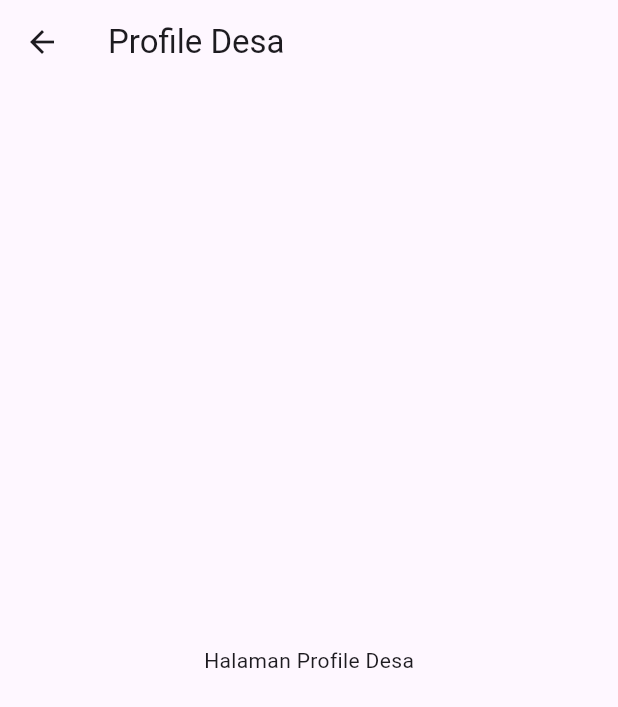
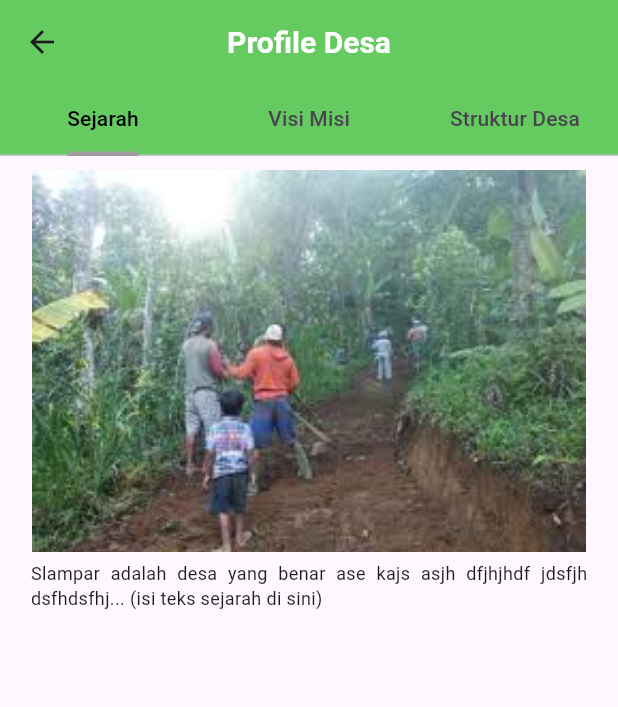
Before and after one commit to alapolaa/sipedes, a Flutter app: the ProfileDesa screen opened directly, on a phone screen of 412 x 824 dp. Shown: the top 707 px of the screen. Run offline on Flutter 3.47's test engine with Material 3 defaults, Android fonts, the phone set to English and light mode, and no system bars; our stand-ins replace carousel_slider, flutter_screenutil, flutter_spinkit, persistent_bottom_nav_bar.

Commit message:
sejarah selesai

```diff
--- a/lib/profile_desa/profile_desa.dart
+++ b/lib/profile_desa/profile_desa.dart
@@ -1,16 +1,50 @@
-import 'package:flutter/cupertino.dart';
 import 'package:flutter/material.dart';
+import 'package:flutter_screenutil/flutter_screenutil.dart';
+import 'package:sipedes/data/theme/theme.dart';
+import 'package:sipedes/profile_desa/sejarah/sejarah.dart';
+import 'package:sipedes/profile_desa/struktur_desa/struktur_desa.dart';
+import 'package:sipedes/profile_desa/visimisi/visimisi.dart';
 
 class ProfileDesa extends StatelessWidget {
   const ProfileDesa({super.key});
 
   @override
   Widget build(BuildContext context) {
-    return Scaffold(
-      appBar: AppBar(title: Text('Profile Desa'),
-      ),
-      body: Center(
-        child: Text("Halaman Profile Desa"),
+    return DefaultTabController(
+      length: 3,
+      child: Scaffold(
+        appBar: AppBar(
+          title: Text(
+            'Profile Desa',
+            style: AppFont.duapuluhbold.copyWith(
+              color: AppColor.white,
+            ),
+          ),
+          centerTitle: true,
+          backgroundColor: AppColor.appbar,
+          bottom: const TabBar(
+            labelColor: Colors.black,
+            indicatorColor: Colors.grey,
+            tabs: [
+              Tab(text: 'Sejarah'),
+              Tab(text: 'Visi Misi'),
+              Tab(text: 'Struktur Desa'),
+            ],
+          ),
+        ),
+        body: Padding(
+          padding: EdgeInsets.symmetric(
+            horizontal: 20.0.w,
+            vertical: 10.h,
+          ),
+          child: const TabBarView(
+            children: [
+              SejarahView(),
+              VisiMisiView(),
+              StrukturDesaView(),
+            ],
+          ),
+        ),
       ),
     );
   }
--- /dev/null
+++ b/lib/profile_desa/sejarah/sejarah.dart
@@ -0,0 +1,29 @@
+import 'package:flutter/cupertino.dart';
+import 'package:flutter_screenutil/flutter_screenutil.dart';
+import 'package:sipedes/data/extension/extension.dart';
+import 'package:sipedes/data/theme/theme.dart';
+
+class SejarahView extends StatelessWidget {
+  const SejarahView({super.key});
+
+  @override
+  Widget build(BuildContext context) {
+    return SingleChildScrollView(
+      child: Column(
+        children: [
+          Image.asset(
+            ImgString.gallery1,
+            fit: BoxFit.cover,
+            width: 360.w,
+            height: 270.h,
+          ),
+          6.0.height,
+          Text(
+            'Slampar adalah desa yang benar ase kajs asjh dfjhjhdf jdsfjh dsfhdsfhj... (isi teks sejarah di sini)',
+            textAlign: TextAlign.justify,style: AppFont.duabelas,
+          ),
+        ],
+      ),
+    );
+  }
+}
```
Also changed, not shown: lib/profile_desa/struktur_desa/struktur_desa.dart (added, +19 -0 lines), lib/profile_desa/visimisi/visimisi.dart (added, +19 -0 lines).
